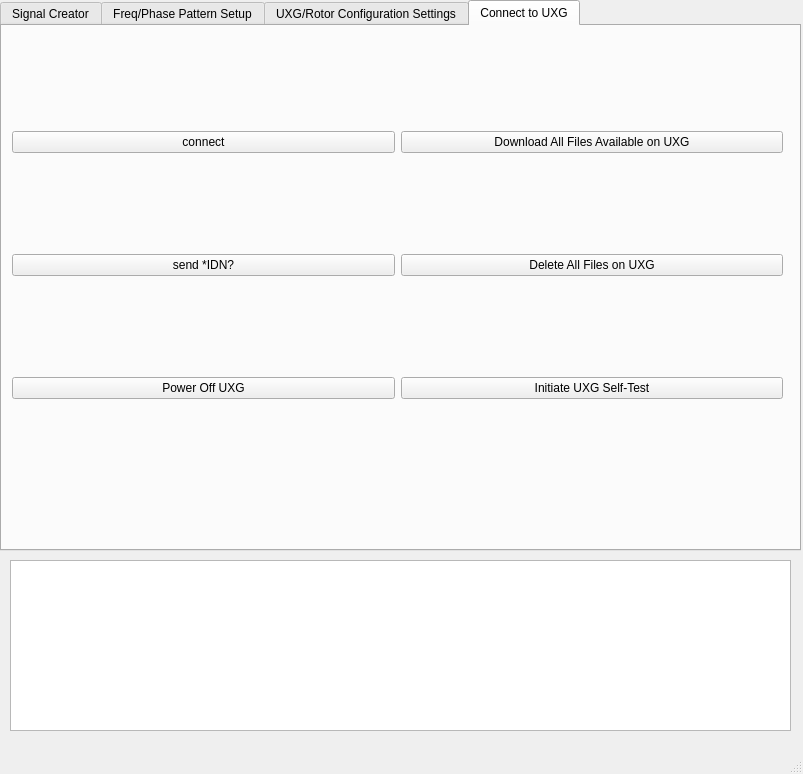
Qt form UXG/mainwindow.ui (jonk4m/UXG) before a commit.
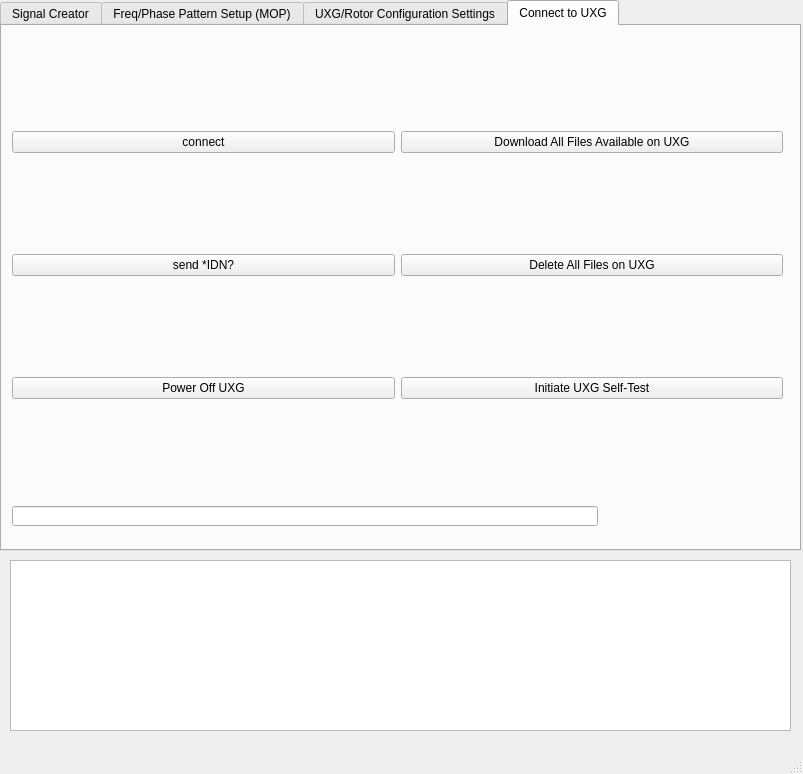
The same form after that commit. The open tabs and pages were chosen to show the change.

Patch:
```diff
--- a/UXG/mainwindow.ui
+++ b/UXG/mainwindow.ui
@@ -33,7 +33,7 @@
     </widget>
     <widget class="QWidget" name="freq_phase_tab">
      <attribute name="title">
-      <string>Freq/Phase Pattern Setup</string>
+      <string>Freq/Phase Pattern Setup (MOP)</string>
      </attribute>
      <widget class="QToolBox" name="table_or_pattern_toolbox">
       <property name="enabled">
@@ -4396,6 +4396,16 @@
        </item>
       </layout>
      </widget>
+     <widget class="QLineEdit" name="host_name_edit_line">
+      <property name="geometry">
+       <rect>
+        <x>10</x>
+        <y>480</y>
+        <width>586</width>
+        <height>20</height>
+       </rect>
+      </property>
+     </widget>
     </widget>
    </widget>
    <widget class="QPlainTextEdit" name="console_text_editor">
```
Left out of the diff: 177 changed lines with no effect on the pictures.
